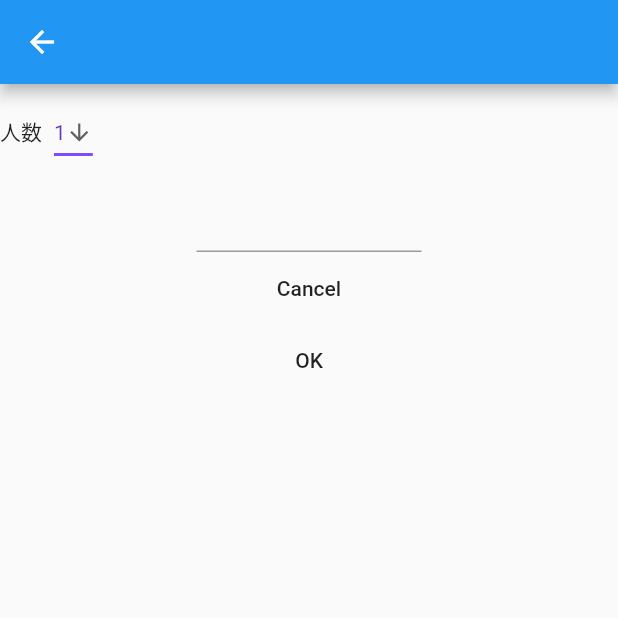
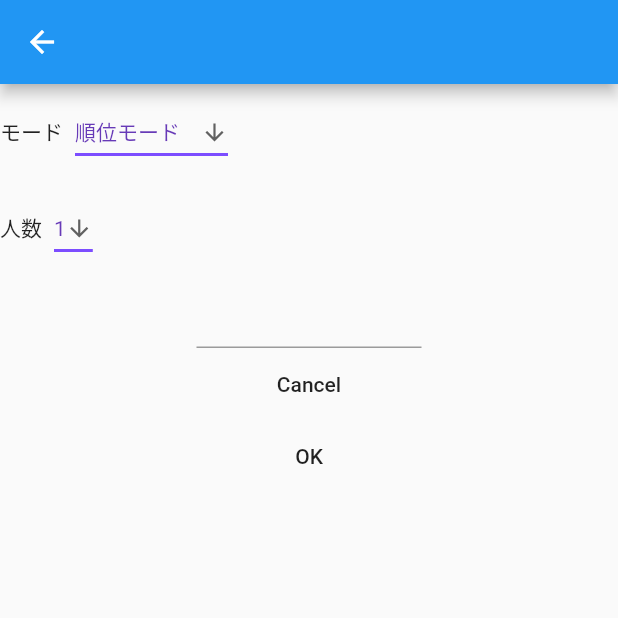
Before and after one commit to taichi1001/PointApp, a Flutter app: the ParticipantSettingScreen screen opened directly, on a phone screen of 412 x 824 dp, the top half of it. Run offline on Flutter 3.47's test engine with Material 2 defaults, Android fonts, the phone set to English and light mode, and no system bars; our stand-ins replace sqflite; accounts and stored records are empty.

Commit message:
順位モード、スコアモード実装

```diff
--- a/lib/entity/record.dart
+++ b/lib/entity/record.dart
@@ -5,16 +5,18 @@ class Record with ChangeNotifier {
   DateTime date;
   String title;
   int numberPeople;
+  String mode;
   bool isEdit;
   bool isDuplicate;
 
-  Record({this.recordId, this.date, this.title, this.numberPeople = 1, this.isEdit = false, this.isDuplicate = false});
+  Record({this.recordId, this.date, this.title, this.numberPeople = 1, this.mode = '順位モード', this.isEdit = false, this.isDuplicate = false});
 
   factory Record.fromDatabaseJson(Map<String, dynamic> data) => Record(
         recordId: data['record_id'],
         date: DateTime.parse(data['date']).toLocal(),
         title: data['title'],
         numberPeople: data['number_people'],
+        mode: data['mode'],
         isEdit: data['is_edit'] == 1 ? true : false,
       );
 
@@ -23,11 +25,17 @@ class Record with ChangeNotifier {
         'date': date.toUtc().toIso8601String(),
         'title': title,
         'number_people': numberPeople,
+        'mode': mode,
         'is_edit': isEdit ? 1 : 0,
       };
 
   Future changeNumberPeople(int newCount) async {
     numberPeople = newCount;
+    notifyListeners();
+  }
+
+  Future changeMode(String newMode) async{
+    mode = newMode;
     notifyListeners();
   }
 
--- a/lib/entity/util.dart
+++ b/lib/entity/util.dart
@@ -1,4 +1,6 @@
 import 'package:quiver/iterables.dart';
 
-List<String> rangeNumberCount =
+final List<String> rangeNumberCount =
     range(1, 7).map((value) => value.toString()).toList();
+
+const List<String> modeList = ['順位モード','スコアモード'];
--- a/lib/model/record_model.dart
+++ b/lib/model/record_model.dart
@@ -42,11 +42,6 @@ class RecordModel with ChangeNotifier {
     update(record);
   }
 
-  Future changeNumberPeople(Record record, int newCount) async {
-    record.numberPeople = newCount;
-    update(record);
-  }
-
   Future remove(Record record) async {
     await recordRepo.deleteRecordById(record.recordId);
     _fetchAll();
--- a/lib/service/database.dart
+++ b/lib/service/database.dart
@@ -51,6 +51,7 @@ class DatabaseService {
         date TEXT NOT NULL,
         title TEXT NOT NULL,
         number_people INTEGER NOT NULL ,
+        mode TEXT NOT NULL,
         is_edit INTEGER NOT NULL
       )
     ''');
--- a/lib/ui/participant_setting_screen.dart
+++ b/lib/ui/participant_setting_screen.dart
@@ -21,6 +21,15 @@ class ParticipantSettingScreen extends StatelessWidget {
       ),
       body: Column(
         children: <Widget>[
+          Row(
+            children: <Widget>[
+              const Text('モード'),
+              Padding(
+                padding: const EdgeInsets.all(8.0),
+                child: _SettingMode(),
+              )
+            ],
+          ),
           Row(
             children: <Widget>[
               const Text('人数'),
@@ -114,7 +123,7 @@ class _SettingNumberPeople extends StatelessWidget {
         ),
         onChanged: (String newValue) {
           record.changeNumberPeople(int.parse(newValue));
-          model.changeNumberPeople(record, int.parse(newValue));
+          model.update(record);
         },
         items: rangeNumberCount.map<DropdownMenuItem<String>>((String value) {
           return DropdownMenuItem<String>(
@@ -126,3 +135,33 @@ class _SettingNumberPeople extends StatelessWidget {
     );
   }
 }
+
+class _SettingMode extends StatelessWidget {
+  @override
+  Widget build(BuildContext context) {
+    final model = Provider.of<RecordModel>(context, listen: false);
+    return Consumer<Record>(
+      builder: (context, record, _) => DropdownButton<String>(
+        value: record.mode,
+        icon: const Icon(Icons.arrow_downward),
+        iconSize: 18,
+        elevation: 16,
+        style: const TextStyle(color: Colors.deepPurple),
+        underline: Container(
+          height: 2,
+          color: Colors.deepPurpleAccent,
+        ),
+        onChanged: (String newValue) {
+          record.changeMode(newValue);
+          model.update(record);
+        },
+        items: modeList.map<DropdownMenuItem<String>>((String value) {
+          return DropdownMenuItem<String>(
+            value: value,
+            child: Text(value),
+          );
+        }).toList(),
+      ),
+    );
+  }
+}
```
Also changed, not shown: lib/model/record_contents_model.dart (+18 -3 lines), lib/ui/record_contents_screen.dart (+40 -22 lines).
